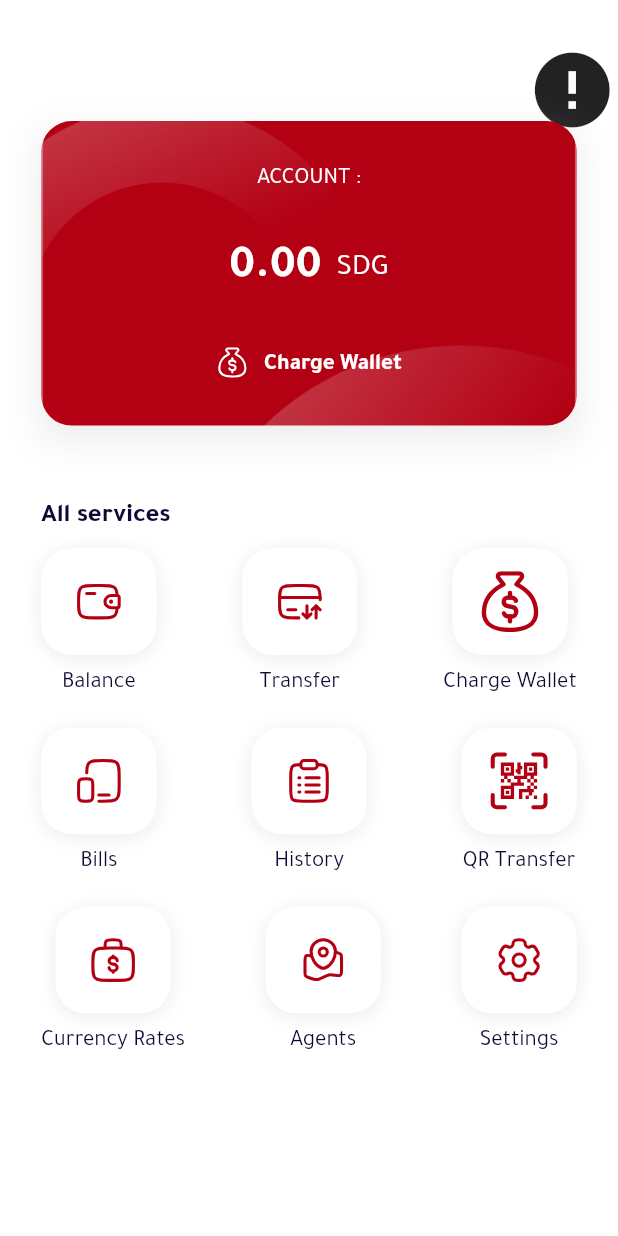
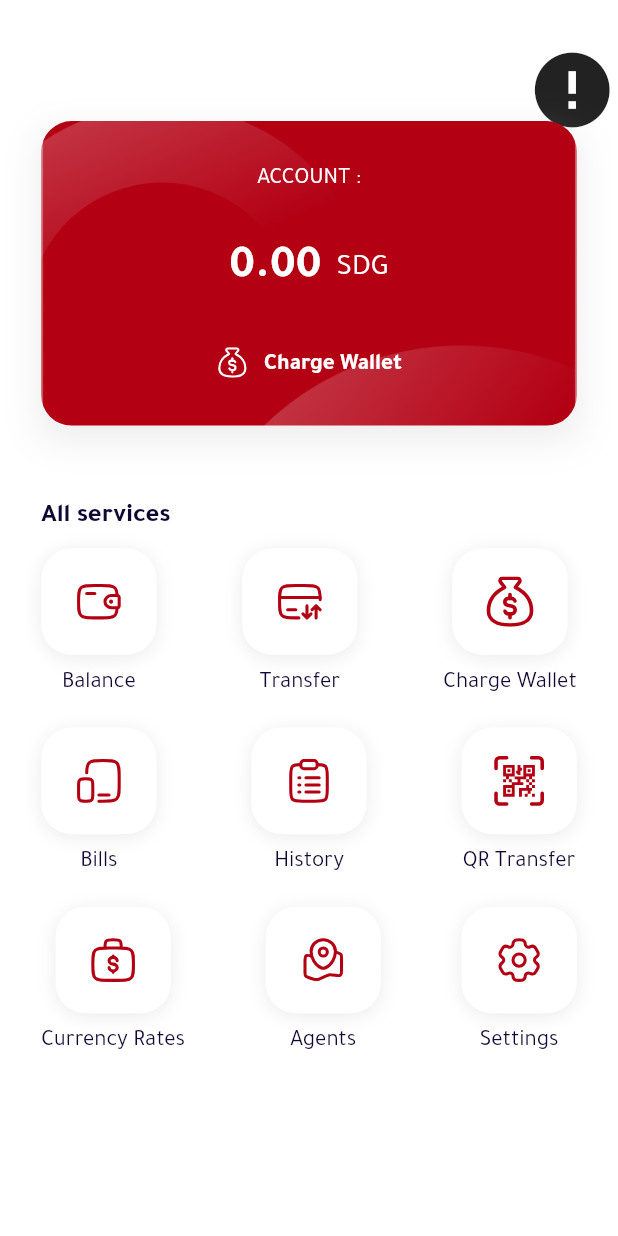
Before and after one commit to MohamedSaifAldawla/Alfal-Pay, a Flutter app: the HomeScreen screen opened by its route, on a phone screen of 412 x 824 dp. Run offline on Flutter 3.47's test engine with Material 2 defaults, Android fonts, the phone set to English and light mode, and no system bars; drawn by our look-alikes of cached_network_image; our stand-ins replace dio, flutter_svg, gap, get, get_storage, image_gallery_saver and 6 more; missing offline and left inert: qr_code_scanner, restart_app; accounts and stored records are empty; network calls fail.

Commit message:
14-8-2023

```diff
--- a/lib/Util/Widgets/services_item.dart
+++ b/lib/Util/Widgets/services_item.dart
@@ -11,11 +11,13 @@ class ServicesItem extends StatelessWidget {
     this.iconcolor,
     required this.service,
     this.onTap,
+    this.size,
     Key? key,
   }) : super(key: key);
   String icon;
   Color? iconcolor;
   String service;
+  double? size;
   void Function()? onTap;
 
   @override
@@ -51,8 +53,8 @@ class ServicesItem extends StatelessWidget {
                     SvgPicture.asset(
                       icon,
                       color: iconcolor ?? AppColors.kPrimaryColor,
-                      width: getProportionateScreenWidth(40),
-                      height: getProportionateScreenHeight(40),
+                      width: size ?? getProportionateScreenWidth(40),
+                      height: size ?? getProportionateScreenHeight(40),
                     ),
                   ],
                 ),
--- a/lib/Views/Client/Home/home_screen.dart
+++ b/lib/Views/Client/Home/home_screen.dart
@@ -150,6 +150,7 @@ class _HomeScreenState extends State<HomeScreen> {
                       ServicesItem(
                         icon: "assets/icons/bag-dollar.svg",
                         service: "Charge Wallet".tr,
+                        size: getProportionateScreenHeight(33),
                         onTap: () {
                           rechargeDialog(context);
                         },
@@ -181,6 +182,7 @@ class _HomeScreenState extends State<HomeScreen> {
                       ServicesItem(
                         icon: "assets/icons/qr-code-scan.svg",
                         service: "QR".tr,
+                        size: getProportionateScreenHeight(35),
                         onTap: () {
                           Get.toNamed(Routes.qrScanner);
                         },
```
